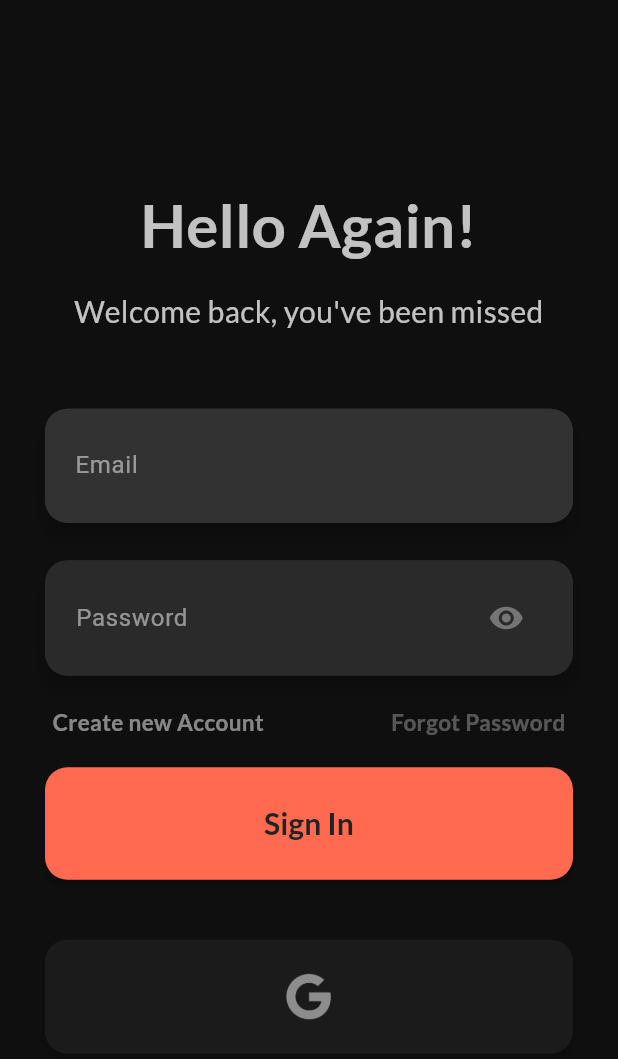
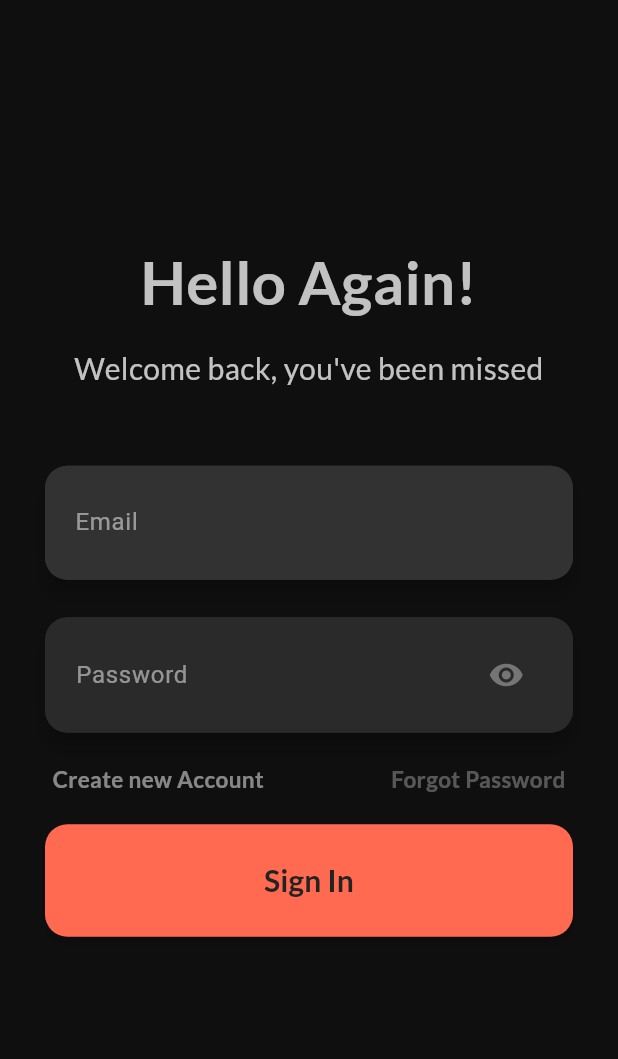
Before and after one commit to sufiyaanusmani/Blink, a Flutter app: the screen it shows after launch, on a phone screen of 412 x 824 dp. Shown: the top 1059 px of the screen. Run offline on Flutter 3.47's test engine with Material 3 defaults, Android fonts, the phone set to English and light mode, and no system bars; drawn by our look-alikes of animated_text_kit; our stand-ins replace cloud_firestore, firebase_auth, firebase_core, flutter_rating_bar, flutter_slidable, google_fonts and 5 more; missing offline and left inert: animated_snack_bar, mailer, mysql_client, slide_to_act_reborn; accounts and stored records are empty.

Commit message:
minor changes

```diff
--- a/lib/screens/login_screen.dart
+++ b/lib/screens/login_screen.dart
@@ -381,34 +381,6 @@ class _LoginScreenState extends State<LoginScreen> {
                 SizedBox(
                   height: 20,
                 ),
-                LargeButton(
-                  color: ui.val(1).withOpacity(0.3),
-                  verticalPadding: 10,
-                  onPressed: () {
-                    setState(() {
-                      _isLoadingGoogle = true;
-                    });
-                    _handleGoogleSignIn();
-                  },
-                  buttonChild: _isLoadingGoogle
-                      ? SizedBox(
-                          height: 40,
-                          width: 40,
-                          child: Padding(
-                            padding: const EdgeInsets.all(10),
-                            child: CircularProgressIndicator(
-                              valueColor:
-                                  AlwaysStoppedAnimation<Color>(Colors.white),
-                              strokeWidth: 2,
-                            ),
-                          ),
-                        )
-                      : Image.asset(
-                          'images/google.png',
-                          height: 40,
-                          color: ui.val(4).withOpacity(0.5),
-                        ),
-                ),
               ],
             ),
           ),
@@ -416,44 +388,4 @@ class _LoginScreenState extends State<LoginScreen> {
       ),
     );
   }
-
-  Widget h() {
-    return Center(
-        child: Column(
-      crossAxisAlignment: CrossAxisAlignment.center,
-      children: [
-        Text("${_user?.uid}"),
-        MaterialButton(
-            child: Text("Sign Out"),
-            onPressed: () {
-              _auth.signOut();
-            })
-      ],
-    ));
-  }
-
-  void _handleGoogleSignIn() {
-    try {
-      // Implement your Google sign-in logic here
-      // For example:
-      // GoogleAuthProvider _googleAuthProvider = GoogleAuthProvider();
-      // _auth.signInWithProvider(_googleAuthProvider);
-      // Set a delay to simulate the Google sign-in process
-      Future.delayed(Duration(seconds: 2), () {
-        setState(() {
-          _isLoadingGoogle = false;
-        });
-        // After sign-in, redirect to Google
-        // For demonstration, navigate back to the login screen after a short delay
-        Future.delayed(Duration(seconds: 2), () {
-          Navigator.pop(context); // Close the login screen
-          // Navigate to Google or handle redirection as required
-          // Example:
-          // Navigator.push(context, MaterialPageRoute(builder: (context) => GoogleScreen()));
-        });
-      });
-    } catch (error) {
-      print(error);
-    }
-  }
 }
```
